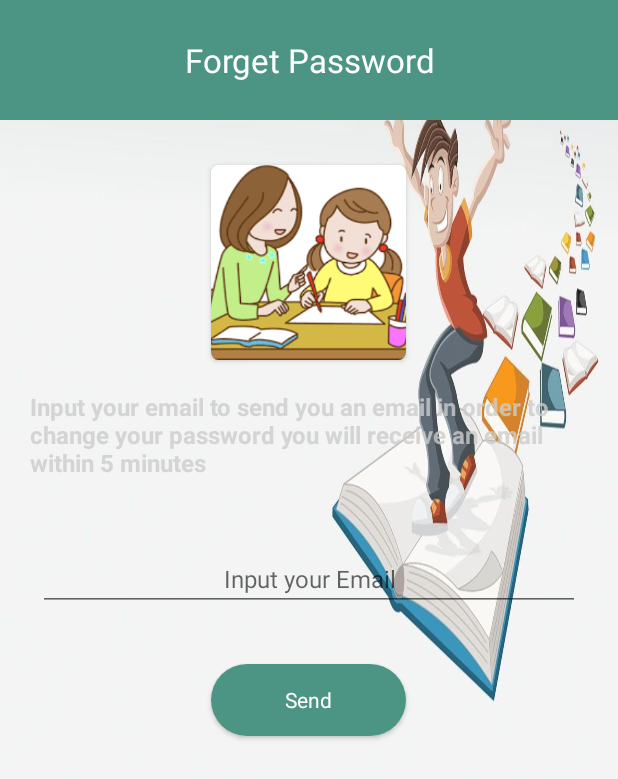
After one commit to MaNarOdEh/Capstone-Project, an Android app: the fragment ForgetPasswordFragments placed in its activity, on a phone screen of 412 x 824 dp. The commit adds this screen. Shown: the top 779 px of the screen. Run offline under Robolectric (Android 15) with nearby library versions, the light colour scheme and no system bars; our stand-ins replace ButterKnife, Firebase (no records; nobody signed in at launch, a user with empty details on screens opened directly); 1 statement that could not run was skipped.

Commit message:
Prepare Forget Password Fragments Desgin & Connect With Firebase To send Email to edit your password

```diff
--- a/Captone Second Stage/app/build.gradle
+++ b/Captone Second Stage/app/build.gradle
@@ -49,7 +49,6 @@
     implementation 'com.google.android.gms:play-services-auth:17.0.0' //google play services
 
 
-
     implementation 'androidx.legacy:legacy-support-v4:1.0.0'
     testImplementation 'junit:junit:4.12'
     androidTestImplementation 'androidx.test:runner:1.2.0'
--- /dev/null
+++ b/Captone Second Stage/app/src/main/java/com/example/captonesecondstage/ui/Fragments/ForgetPasswordFragments.java
@@ -0,0 +1,78 @@
+package com.example.captonesecondstage.ui.Fragments;
+
+import android.os.Bundle;
+
+import androidx.annotation.NonNull;
+import androidx.annotation.Nullable;
+import androidx.fragment.app.Fragment;
+import android.view.LayoutInflater;
+import android.view.View;
+import android.view.ViewGroup;
+import android.widget.Button;
+import android.widget.EditText;
+import android.widget.TextView;
+
+import com.example.captonesecondstage.R;
+import com.example.captonesecondstage.Validation.ValidationData;
+import com.example.captonesecondstage.ui.Activity.MainActivity;
+import com.google.android.gms.tasks.OnCompleteListener;
+import com.google.android.gms.tasks.Task;
+import com.google.firebase.auth.FirebaseAuth;
+
+import butterknife.BindView;
+import butterknife.ButterKnife;
+
+
+public class ForgetPasswordFragments extends Fragment {
+    @BindView(R.id.user_email_et)@Nullable()
+    EditText mUserEmailEt;
+    @BindView(R.id.login_btn)@Nullable()
+    Button mBtnLogin;
+    @BindView(R.id.message_txt)@Nullable()
+    TextView mMessageTxt;
+    @Override
+    public View onCreateView(LayoutInflater inflater, ViewGroup container,
+                             Bundle savedInstanceState) {
+        // Inflate the layout for this fragment
+        View root= inflater.inflate(R.layout.forget_password_fragments, container, false);
+        ButterKnife.bind(this,root);
+        ButterKnife.setDebug(true);
+
+        initializeEvent();
+        return root;
+    }
+    private  void initializeEvent(){
+        mBtnLogin.setOnClickListener(new View.OnClickListener() {
+            @Override
+            public void onClick(View view) {
+                if(mUserEmailEt.getVisibility()==View.GONE){
+                    ((MainActivity)getActivity()).showLoginFragment();
+                }else {
+                    String email = mUserEmailEt.getText().toString();
+                    if (ValidationData.isCorrectEmail(email)) {
+                        mUserEmailEt.setError(null);
+                        FirebaseAuth.getInstance().sendPasswordResetEmail(email).addOnCompleteListener(new OnCompleteListener<Void>() {
+                            @Override
+                            public void onComplete(@NonNull Task<Void> task) {
+                                if (task.isSuccessful()) {
+                                    mMessageTxt.setText(R.string.reset_password_link_send);
+                                    mBtnLogin.setText(R.string.login);
+                                    mUserEmailEt.setVisibility(View.GONE);
+                                } else {
+                                 //   ((MainActivity)getActivity()).showSnackBar(task.getException()+"  ");
+                                    ((MainActivity)getActivity()).showSnackBar("something wrong! Maybe you don't have accounts " +
+                                            "check your email please!");
+                                }
+                            }
+                        });
+
+                    } else {
+                        mUserEmailEt.setError("Please Input Valid Email!");
+                    }
+                }
+            }
+        });
+    }
+
+
+}
--- /dev/null
+++ b/Captone Second Stage/app/src/main/res/layout/forget_password_fragments.xml
@@ -0,0 +1,77 @@
+<?xml version="1.0" encoding="utf-8"?>
+<LinearLayout xmlns:android="http://schemas.android.com/apk/res/android"
+    xmlns:app="http://schemas.android.com/apk/res-auto"
+    android:orientation="vertical"
+    android:layout_width="match_parent"
+    android:layout_height="match_parent">
+    <LinearLayout
+        android:id="@+id/info_layout"
+        android:layout_width="match_parent"
+        android:layout_height="wrap_content"
+        android:orientation="vertical"
+        >
+        <TextView
+            android:layout_width="match_parent"
+            android:layout_height="80dp"
+            android:text="@string/Forget_pass"
+            android:textSize="22sp"
+            android:layout_gravity="center"
+            android:textColor="@color/colorWhite"
+            android:gravity="center"
+            android:background="@color/colorApp"/>
+        <androidx.cardview.widget.CardView
+            android:layout_width="130dp"
+            android:layout_height="130dp"
+            android:layout_gravity="center"
+            android:elevation="3dp"
+            app:cardCornerRadius="5dp"
+            android:layout_marginTop="30dp"
+            >
+            <ImageView
+                android:layout_width="match_parent"
+                android:layout_height="match_parent"
+                android:src="@drawable/app_logo"
+                android:scaleType="centerCrop"/>
+
+        </androidx.cardview.widget.CardView>
+        <TextView
+            android:id="@+id/message_txt"
+            android:layout_width="match_parent"
+            android:layout_height="wrap_content"
+            android:text="@string/forget_password_message"
+            android:layout_margin="20dp"
+            android:textSize="16sp"
+            android:textColor="#cccc"
+            android:textStyle="bold"
+            />
+
+        <EditText
+            android:id="@+id/user_email_et"
+            android:layout_width="match_parent"
+            android:layout_height="wrap_content"
+            android:layout_marginTop="10dp"
+            android:hint="@string/input_your_email"
+            android:maxLines="1"
+            android:layout_margin="25dp"
+            android:textSize="16sp"
+            android:layout_gravity="center"
+            android:gravity="center"
+            android:inputType="textEmailAddress"
+            />
+        <Button
+            android:id="@+id/login_btn"
+            android:layout_width="130dp"
+            android:layout_height="wrap_content"
+            android:textAllCaps="false"
+            android:text="@string/send"
+            android:layout_gravity="center"
+            android:background="@drawable/rounded_btn"
+            android:fontFamily="sans-serif"
+            android:textColor="@android:color/white"
+            android:layout_marginTop="10dp"
+            android:backgroundTint="@color/colorApp"
+            android:layout_marginBottom="15dp"/>
+
+    </LinearLayout>
+
+</LinearLayout>
--- a/Captone Second Stage/app/src/main/res/values/strings.xml
+++ b/Captone Second Stage/app/src/main/res/values/strings.xml
@@ -6,6 +6,7 @@
     <string name="login">Login</string>
     <string name="remember_me">Remember Me?</string>
     <string name="forget_password">Forget Password?</string>
+    <string name="Forget_pass">Forget Password</string>
     <string name="user_name_or_email">Email</string>
     <string name="password">Password</string>
     <string name="new_user_create_an_account">New User! </string>
@@ -41,6 +42,9 @@
     <string name="update_phone_number">Update Phone Number</string>
     <string name="update_password">Update Password</string>
     <string name="about_us">About Us</string>
+    <string name="forget_password_message">Input your email to send you an email in order to change your password you will receive an email within 5 minutes</string>
+    <string name="send">Send</string>
+    <string name="reset_password_link_send">You will receive an Email within 5 minutes if you don\'t receive an email please try again</string>
     <string-array name="user_type">
         <item>Student</item>
         <item>Teacher</item>
```
Also changed, not shown: Captone Second Stage/app/src/main/java/com/example/captonesecondstage/ui/Activity/MainActivity.java (+19 -0 lines), Captone Second Stage/app/src/main/java/com/example/captonesecondstage/ui/Fragments/LogInFragment.java (+7 -1 lines), Captone Second Stage/app/src/main/res/layout/forget_password_dialog.xml (deleted, +0 -58 lines), 392 other files.
